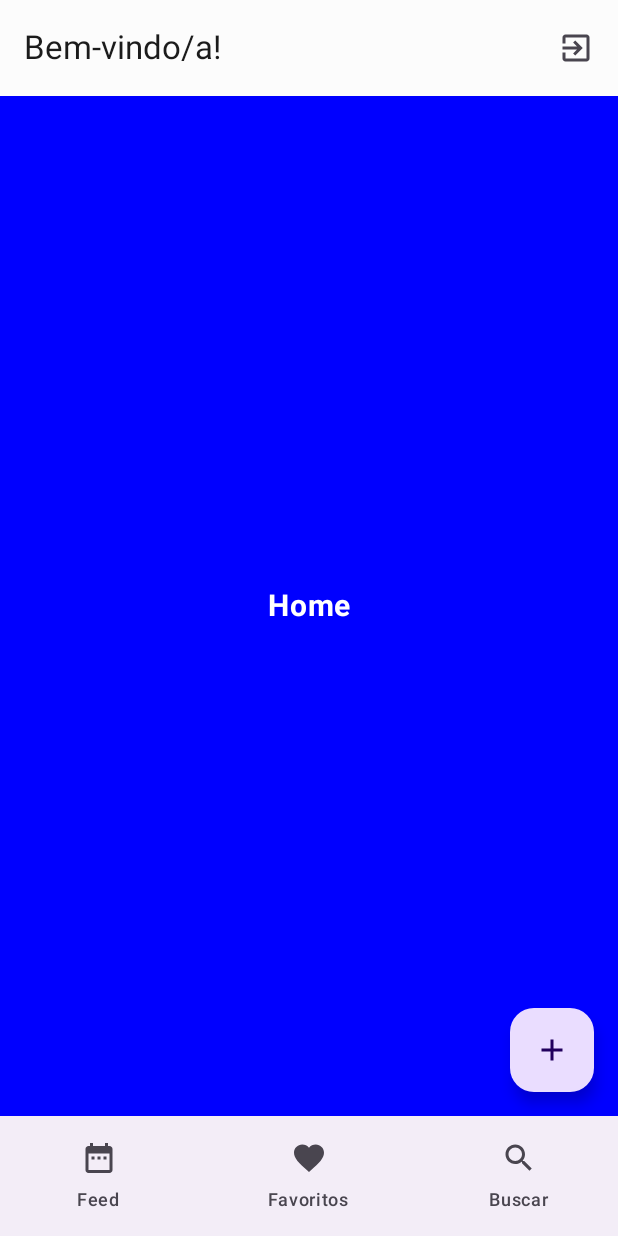
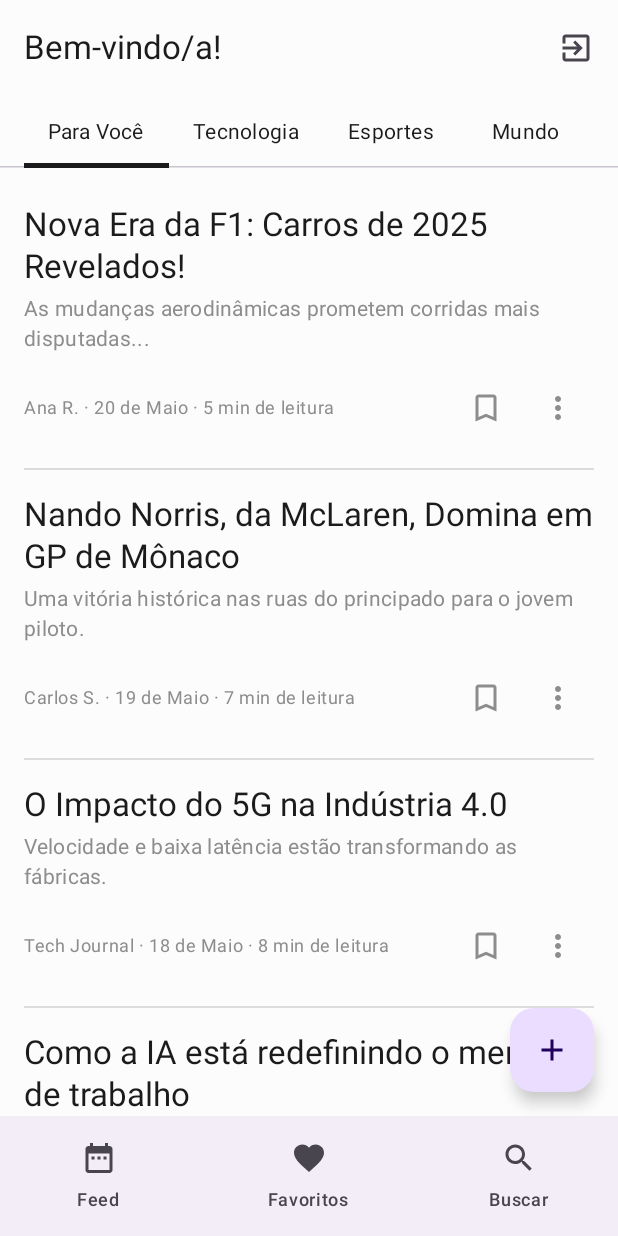
Before and after one commit to Rafaelmoraes05/DaoraNews, an Android app built with Jetpack Compose: the MainActivity screen opened directly, with no data from a screen before it, on a phone screen of 412 x 824 dp. Run offline under Robolectric (Android 15) with nearby library versions, the phone set to English and light mode, and no system bars.

Commit message:
[feat]: Criação dos dados mockados de Artigos e refatoração da HomePage;

```diff
--- /dev/null
+++ b/app/src/main/java/com/daoranews/model/Article.kt
@@ -0,0 +1,10 @@
+package com.daoranews.model
+
+data class Article(
+    val id: Int,
+    val title: String,
+    val snippet: String,
+    val author: String,
+    val date: String,
+    val readTimeInMinutes: Int
+)
--- a/app/src/main/java/com/daoranews/ui/HomePage.kt
+++ b/app/src/main/java/com/daoranews/ui/HomePage.kt
@@ -2,38 +2,184 @@ package com.daoranews.ui
 
 import android.app.Activity
 import androidx.compose.foundation.background
+import androidx.compose.foundation.clickable
 import androidx.compose.foundation.layout.Arrangement
 import androidx.compose.foundation.layout.Column
+import androidx.compose.foundation.layout.PaddingValues
+import androidx.compose.foundation.layout.Row
 import androidx.compose.foundation.layout.Spacer
 import androidx.compose.foundation.layout.fillMaxSize
+import androidx.compose.foundation.layout.fillMaxWidth
 import androidx.compose.foundation.layout.height
+import androidx.compose.foundation.layout.padding
 import androidx.compose.foundation.layout.wrapContentSize
+import androidx.compose.foundation.lazy.LazyColumn
+import androidx.compose.foundation.lazy.items
+import androidx.compose.material.icons.Icons
+import androidx.compose.material.icons.outlined.Menu
+import androidx.compose.material.icons.outlined.MoreVert
+import androidx.compose.material.icons.outlined.Notifications
 import androidx.compose.material3.Button
+import androidx.compose.material3.Divider
+import androidx.compose.material3.ExperimentalMaterial3Api
+import androidx.compose.material3.Icon
+import androidx.compose.material3.IconButton
+import androidx.compose.material3.MaterialTheme
+import androidx.compose.material3.Scaffold
+import androidx.compose.material3.Tab
+import androidx.compose.material3.TabRow
 import androidx.compose.material3.Text
+import androidx.compose.material3.TopAppBar
+import androidx.compose.material3.TopAppBarDefaults
 import androidx.compose.runtime.Composable
+import androidx.compose.runtime.getValue
+import androidx.compose.runtime.mutableStateOf
+import androidx.compose.runtime.remember
+import androidx.compose.runtime.setValue
 import androidx.compose.ui.Alignment
 import androidx.compose.ui.Modifier
 import androidx.compose.ui.graphics.Color
 import androidx.compose.ui.platform.LocalContext
 import androidx.compose.ui.text.font.FontWeight
 import androidx.compose.ui.text.style.TextAlign
+import androidx.compose.ui.tooling.preview.Preview
 import androidx.compose.ui.unit.dp
 import androidx.compose.ui.unit.sp
+import com.daoranews.model.Article
+import com.daoranews.ui.theme.DaoraNewsTheme
+import androidx.compose.material.icons.outlined.BookmarkBorder
+import androidx.compose.material3.ScrollableTabRow
+
+// Dados Mockados para o Preview
+val mockArticles = listOf(
+    Article(1, "Nova Era da F1: Carros de 2025 Revelados!", "As mudanças aerodinâmicas prometem corridas mais disputadas...", "Ana R.", "20 de Maio", 5),
+    Article(2, "Nando Norris, da McLaren, Domina em GP de Mônaco", "Uma vitória histórica nas ruas do principado para o jovem piloto.", "Carlos S.", "19 de Maio", 7),
+    Article(3, "O Impacto do 5G na Indústria 4.0", "Velocidade e baixa latência estão transformando as fábricas.", "Tech Journal", "18 de Maio", 8),
+    Article(4, "Como a IA está redefinindo o mercado de trabalho", "Novas profissões surgem enquanto outras se adaptam à automação.", "Bia S.", "17 de Maio", 6)
+)
+
+@OptIn(ExperimentalMaterial3Api::class)
+@Composable
+fun HomePage() {
+    var selectedTabIndex by remember { mutableStateOf(0) }
+
+    val categories = listOf(
+        "Para Você",
+        "Tecnologia",
+        "Esportes",
+        "Mundo",
+        "Fórmula 1",
+        "Política",
+        "Ciência",
+        "Economia",
+        "Cultura"
+    )
+
+    Scaffold(
+    ) { innerPadding ->
+        Column(modifier = Modifier.padding(innerPadding)) {
+            // Abas de Categoria em carrosel.
+            ScrollableTabRow(
+                selectedTabIndex = selectedTabIndex,
+                containerColor = MaterialTheme.colorScheme.background,
+                contentColor = MaterialTheme.colorScheme.primary,
+                edgePadding = 16.dp
+            ) {
+                categories.forEachIndexed { index, title ->
+                    Tab(
+                        selected = selectedTabIndex == index,
+                        onClick = { selectedTabIndex = index },
+                        text = { Text(text = title, style = MaterialTheme.typography.bodyMedium) }
+                    )
+                }
+            }
+
+
+            // Lista de Notícias
+            LazyColumn(
+                modifier = Modifier.fillMaxSize(),
+                contentPadding = PaddingValues(horizontal = 16.dp, vertical = 8.dp)
+            ) {
+                items(mockArticles) { article ->
+                    NewsArticleItem(article = article)
+                    Divider(color = MaterialTheme.colorScheme.outline, thickness = 1.dp)
+                }
+            }
+        }
+    }
+}
 
 @Composable
-fun HomePage() {
+fun NewsArticleItem(article: Article) {
     Column(
-        modifier = Modifier.fillMaxSize()
-            .background(Color.Blue)
-            .wrapContentSize(Alignment.Center)
+        modifier = Modifier
+            .fillMaxWidth()
+            .clickable { /* TODO: Navegar para os detalhes do artigo */ }
+            .padding(vertical = 16.dp)
     ) {
+        // Título da Notícia
         Text(
-            text = "Home",
-            fontWeight = FontWeight.Bold,
-            color = Color.White,
-            modifier = Modifier.align(Alignment.CenterHorizontally),
-            textAlign = TextAlign.Center,
-            fontSize = 20.sp
+            text = article.title,
+            style = MaterialTheme.typography.titleLarge,
+            color = MaterialTheme.colorScheme.onBackground
         )
+
+        Spacer(modifier = Modifier.height(4.dp))
+
+        // Snippet
+        Text(
+            text = article.snippet,
+            style = MaterialTheme.typography.bodyMedium,
+            color = MaterialTheme.colorScheme.secondary
+        )
+
+        Spacer(modifier = Modifier.height(12.dp))
+
+        // Metadados e Ações
+        Row(
+            modifier = Modifier.fillMaxWidth(),
+            verticalAlignment = Alignment.CenterVertically
+        ) {
+            // Autor e Tempo de Leitura
+            Text(
+                text = "${article.author} · ${article.date} · ${article.readTimeInMinutes} min de leitura",
+                style = MaterialTheme.typography.bodySmall,
+                color = MaterialTheme.colorScheme.secondary
+            )
+
+            Spacer(modifier = Modifier.weight(1f))
+
+            IconButton(onClick = { /* TODO: Salvar artigo */ }) {
+                Icon(
+                    imageVector = Icons.Outlined.BookmarkBorder,
+                    contentDescription = "Salvar Artigo",
+                    tint = MaterialTheme.colorScheme.secondary
+                )
+            }
+            IconButton(onClick = { /* TODO: Mostrar mais opções */ }) {
+                Icon(
+                    imageVector = Icons.Outlined.MoreVert,
+                    contentDescription = "Mais Opções",
+                    tint = MaterialTheme.colorScheme.secondary
+                )
+            }
+        }
     }
 }
+
+
+@Preview(showBackground = true, name = "Home Page Light")
+@Composable
+fun HomePageLightPreview() {
+    DaoraNewsTheme {
+        HomePage()
+    }
+}
+
+@Preview(showBackground = true, name = "Home Page Dark")
+@Composable
+fun HomePageDarkPreview() {
+    DaoraNewsTheme(darkTheme = true) {
+        HomePage()
+    }
+}
```
